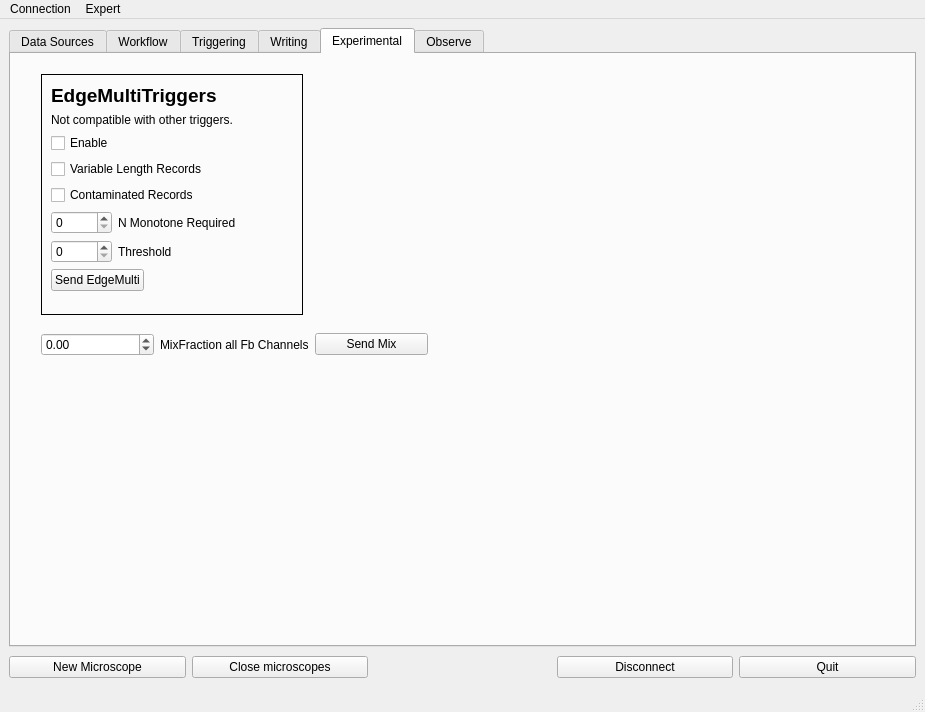
Before: the Qt Designer form dc.ui in usnistgov/dastardcommander, drawn with Qt 5.
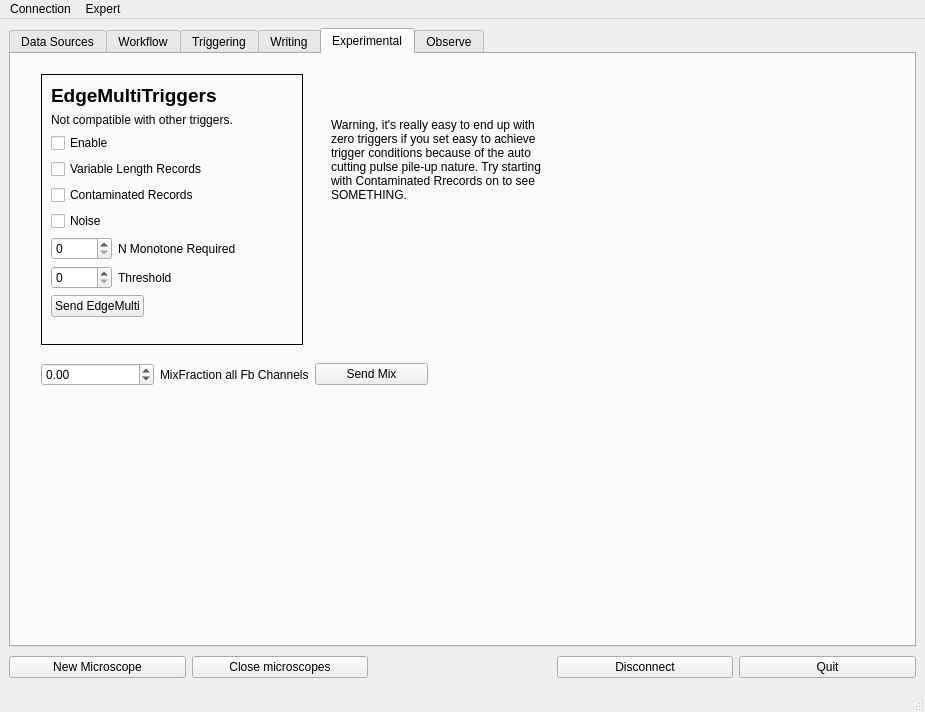
After: the same form once the commit is applied. The open tabs and pages were chosen to show the change. Icons and pictures are not drawn.

Commit message: add EdgeMultiNoise and a warning about EdgeMulti

The edit to the form file:
```diff
--- a/dc.ui
+++ b/dc.ui
@@ -638,7 +638,7 @@
           <x>30</x>
           <y>20</y>
           <width>262</width>
-          <height>241</height>
+          <height>271</height>
          </rect>
         </property>
         <property name="frameShape">
@@ -688,7 +688,7 @@
            </property>
           </widget>
          </item>
-         <item row="5" column="0">
+         <item row="6" column="0">
           <layout class="QHBoxLayout" name="horizontalLayout_4">
            <item>
             <widget class="QSpinBox" name="spinBox_EdgeMultiVerifyNMonotone">
@@ -706,7 +706,7 @@
            </item>
           </layout>
          </item>
-         <item row="6" column="0">
+         <item row="7" column="0">
           <layout class="QHBoxLayout" name="horizontalLayout_3">
            <item>
             <widget class="QSpinBox" name="spinBox_EdgeLevel">
@@ -724,20 +724,27 @@
            </item>
           </layout>
          </item>
-         <item row="7" column="0">
+         <item row="8" column="0">
           <widget class="QPushButton" name="pushButton_sendEdgeMulti">
            <property name="text">
             <string>Send EdgeMulti</string>
            </property>
           </widget>
          </item>
+         <item row="5" column="0">
+          <widget class="QCheckBox" name="checkBox_EdgeMultiNoise">
+           <property name="text">
+            <string>Noise</string>
+           </property>
+          </widget>
+         </item>
         </layout>
        </widget>
        <widget class="QWidget" name="horizontalLayoutWidget">
         <property name="geometry">
          <rect>
           <x>30</x>
-          <y>270</y>
+          <y>300</y>
           <width>387</width>
           <height>41</height>
          </rect>
@@ -769,6 +776,22 @@
          </item>
         </layout>
        </widget>
+       <widget class="QLabel" name="label_20">
+        <property name="geometry">
+         <rect>
+          <x>320</x>
+          <y>20</y>
+          <width>211</width>
+          <height>171</height>
+         </rect>
+        </property>
+        <property name="text">
+         <string>Warning, it's really easy to end up with zero triggers if you set easy to achieve trigger conditions because of the auto cutting pulse pile-up nature. Try starting with Contaminated Rrecords on to see SOMETHING.</string>
+        </property>
+        <property name="wordWrap">
+         <bool>true</bool>
+        </property>
+       </widget>
       </widget>
       <widget class="QWidget" name="tabObserve">
        <attribute name="title">
```
The commit also changes 1 other file.
